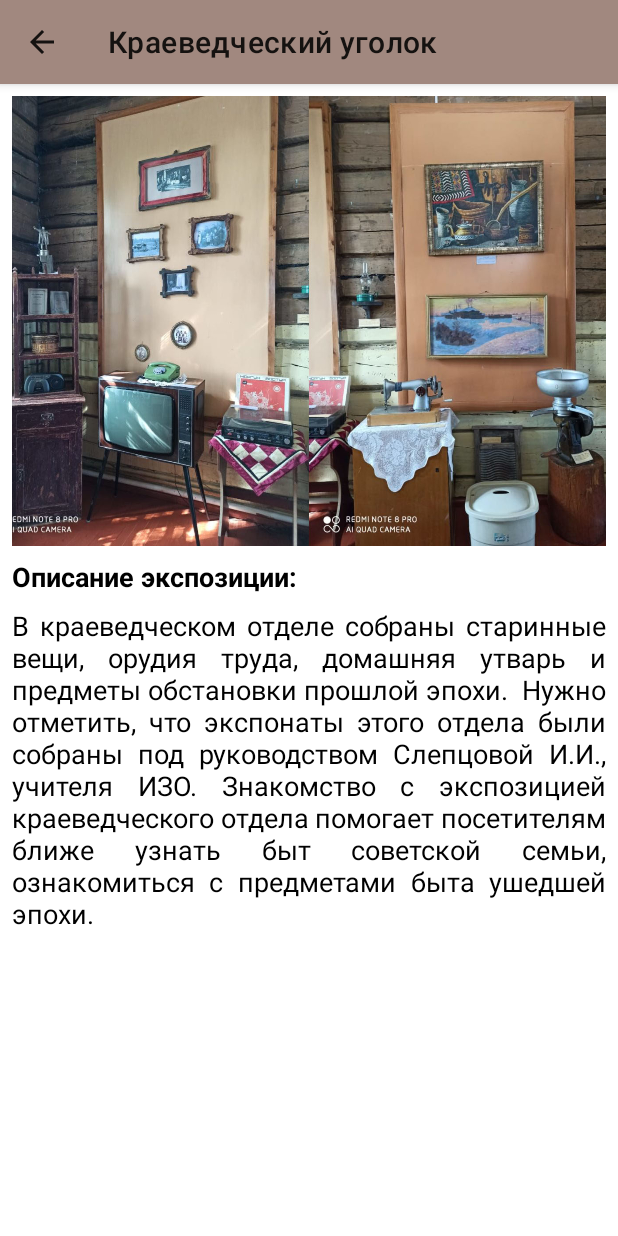
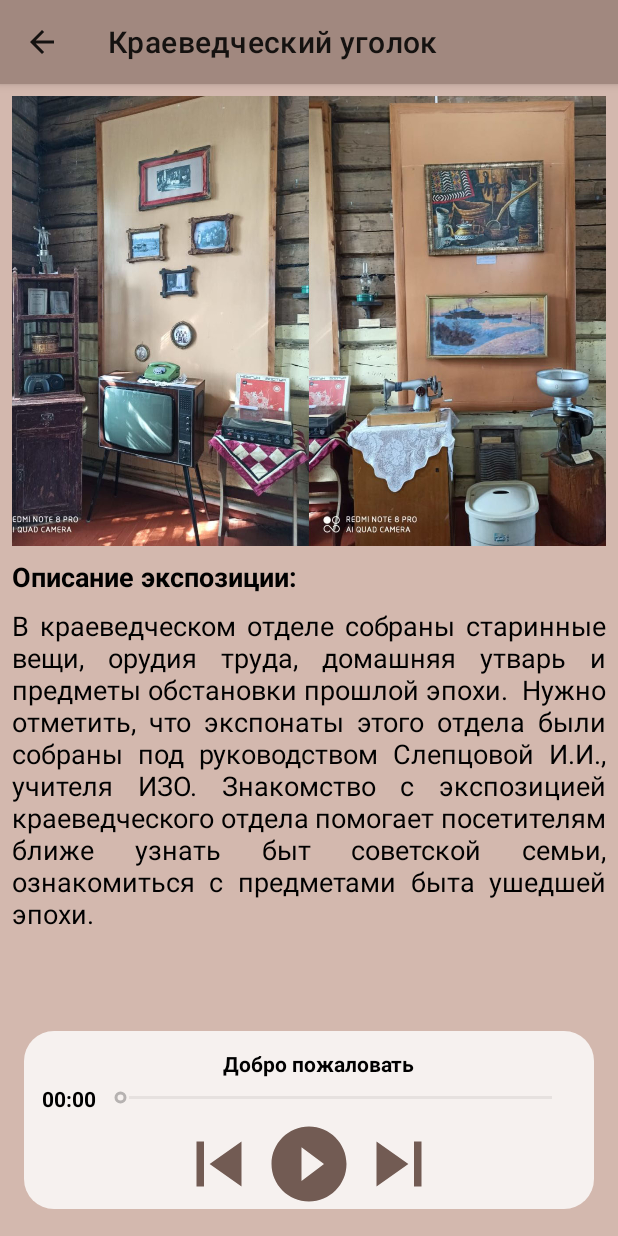
Before and after one commit to brearey/AudioGuide, an Android app: the ExpositionActivity screen opened directly, with no data from a screen before it, on a phone screen of 412 x 824 dp. Run offline under Robolectric (Android 15) with nearby library versions, the phone set to English and light mode, and no system bars.

Commit message:
# player for ExpositionActivity.kt # seekbar disabled # player layout transparent 80% (#CC) # player added in activity_exposition.xml

```diff
--- a/app/src/main/java/ru/oktemsec/audioguide/ExpositionActivity.kt
+++ b/app/src/main/java/ru/oktemsec/audioguide/ExpositionActivity.kt
@@ -1,12 +1,25 @@
 package ru.oktemsec.audioguide
 
-import android.media.MediaPlayer
 import androidx.appcompat.app.AppCompatActivity
 import android.os.Bundle
 import android.widget.ImageView
+import android.widget.SeekBar
 import android.widget.TextView
 
 class ExpositionActivity : AppCompatActivity() {
+
+    // Player widgets vars
+    private lateinit var seekBar: SeekBar
+    private lateinit var playerTitle: TextView
+    private lateinit var playerPosition: TextView
+    private lateinit var btPlay: ImageView
+    private lateinit var btPause: ImageView
+    private lateinit var btNext: ImageView
+    private lateinit var btPrev: ImageView
+
+    // Player object
+    lateinit var player: SingletonPlayer
+
     override fun onCreate(savedInstanceState: Bundle?) {
         super.onCreate(savedInstanceState)
         setContentView(R.layout.activity_exposition)
@@ -28,6 +41,55 @@ class ExpositionActivity : AppCompatActivity() {
         // Toolbar title and back button
         setTitle(expositionNameResource)
         supportActionBar?.setDisplayHomeAsUpEnabled(true)
+
+        // Init player widgets
+        seekBar = findViewById(R.id.seek_bar)
+        playerTitle = findViewById(R.id.player_title)
+        playerPosition = findViewById(R.id.player_position)
+        btPlay = findViewById(R.id.bt_play)
+        btPause = findViewById(R.id.bt_pause)
+        btNext = findViewById(R.id.bt_next)
+        btPrev = findViewById(R.id.bt_prev)
+
+        // Test singleton Player
+        player = SingletonPlayer(this, songsListIn = soundsList, playButton = btPlay, pauseButton = btPause, seekBar = seekBar, playerPosition = playerPosition, playerTitle = playerTitle)
+
+
+        btPlay.setOnClickListener {
+            player.play()
+        }
+
+        btPause.setOnClickListener {
+            player.pause()
+        }
+
+        btNext.setOnClickListener {
+            player.nextSong()
+        }
+
+        btPrev.setOnClickListener {
+            player.prevSong()
+        }
+        // Player end
+    }
+
+    override fun onPause() {
+        super.onPause()
+        player.pause()
+    }
+
+    override fun onResume() {
+        super.onResume()
+    }
+
+    override fun onStop() {
+        super.onStop()
+        player.pause()
+    }
+
+    override fun onDestroy() {
+        super.onDestroy()
+        player.destroy()
     }
 
     // Back button on toolbar
--- a/app/src/main/java/ru/oktemsec/audioguide/MainActivity.kt
+++ b/app/src/main/java/ru/oktemsec/audioguide/MainActivity.kt
@@ -68,9 +68,6 @@ class MainActivity : AppCompatActivity() {
         val button4: CardView = findViewById(R.id.zal_new_history_school)
         val button5: CardView = findViewById(R.id.zal_kraeved_ugolok)
 
-        // list of expositions
-        val expositionsList: List<Exposition> = Repository().expositionsList
-
         // Set listener all buttons and goto exposition activity with extras
         button0.setOnClickListener {
             val intent = Intent(this, ExpositionActivity::class.java)
--- a/app/src/main/java/ru/oktemsec/audioguide/SingletonPlayer.kt
+++ b/app/src/main/java/ru/oktemsec/audioguide/SingletonPlayer.kt
@@ -49,6 +49,7 @@ class SingletonPlayer(context: Context, songsListIn: List<Sound>, playButton: Im
             override fun onStartTrackingTouch(seekBar: SeekBar?) {    }
             override fun onStopTrackingTouch(seekBar: SeekBar?) {    }
         })
+        seekBar.isEnabled = false
 
         Log.d("brearey", "Init: instance: $instance")
     }
--- a/app/src/main/res/drawable/half_transparent.xml
+++ b/app/src/main/res/drawable/half_transparent.xml
@@ -3,7 +3,7 @@
     android:color="@color/primaryLightColor">
     <item android:id="@android:id/background">
         <shape android:shape="rectangle">
-            <solid android:color="#80FFFFFF"/>
+            <solid android:color="#CCFFFFFF"/>
             <corners android:radius="20dp"/>
         </shape>
     </item>
--- a/app/src/main/res/layout/activity_exposition.xml
+++ b/app/src/main/res/layout/activity_exposition.xml
@@ -5,6 +5,7 @@
     android:layout_width="match_parent"
     android:layout_height="match_parent"
     android:padding="8dp"
+    android:background="@color/primaryLightColor"
     tools:context=".ExpositionActivity">
 
     <ScrollView
@@ -40,8 +41,23 @@
                 android:textColor="@color/primaryTextColor"
                 android:layout_width="match_parent"
                 android:layout_height="wrap_content"/>
+            <!-- Space for scroll -->
+            <Space
+                android:layout_width="match_parent"
+                android:layout_height="140dp"/>
         </LinearLayout>
     </ScrollView>
 
+    <include
+        layout="@layout/player"
+        android:layout_width="match_parent"
+        android:layout_height="wrap_content"
+        android:layout_marginBottom="10dp"
+        android:layout_marginStart="8dp"
+        android:layout_marginEnd="8dp"
+        app:layout_constraintBottom_toBottomOf="parent"
+        app:layout_constraintEnd_toEndOf="parent"
+        app:layout_constraintStart_toStartOf="parent" />
+
 
 </androidx.constraintlayout.widget.ConstraintLayout>
--- a/app/src/main/res/layout/player.xml
+++ b/app/src/main/res/layout/player.xml
@@ -9,7 +9,9 @@
     <LinearLayout
         android:orientation="vertical"
         android:layout_width="match_parent"
-        android:layout_height="wrap_content">
+        android:layout_height="wrap_content"
+        android:paddingStart="8dp"
+        android:paddingEnd="8dp">
         <TextView
             android:layout_width="match_parent"
             android:layout_height="wrap_content"
@@ -17,14 +19,14 @@
             android:layout_marginTop="12dp"
             android:layout_marginStart="12dp"
             android:gravity="center"
-            android:text="@string/welcome"
+            android:text="@string/player_title"
             android:textStyle="bold"
             android:textColor="@color/primaryTextColor"/>
         <LinearLayout
             android:layout_width="match_parent"
             android:layout_height="wrap_content"
             android:orientation="horizontal"
-            android:padding="12dp">
+            android:padding="4dp">
             <TextView
                 android:layout_width="wrap_content"
                 android:layout_height="wrap_content"
@@ -33,18 +35,17 @@
                 android:textStyle="bold"
                 android:textColor="@color/primaryTextColor"/>
             <SeekBar
+                android:id="@+id/seek_bar"
                 android:layout_width="0dp"
                 android:layout_height="wrap_content"
-                android:layout_weight="1"
-                android:id="@+id/seek_bar"/>
+                android:layout_weight="1" />
         </LinearLayout>
         <LinearLayout
             android:layout_width="match_parent"
             android:layout_height="wrap_content"
             android:gravity="center"
             android:orientation="horizontal"
-            android:layout_gravity="center"
-            android:layout_marginTop="8dp">
+            android:layout_gravity="center">
 
             <ImageView
                 android:layout_width="60dp"
--- a/app/src/main/res/values/strings.xml
+++ b/app/src/main/res/values/strings.xml
@@ -12,6 +12,6 @@
     <string name="exposition_desc">описание экспозиции в разработке</string>
 
     <string name="zal_okt_seven_years">Октемская семилетняя школа</string>
-    <string name="welcome">Добро пожаловать</string>
+    <string name="player_title">Заголовок</string>
     <string name="map">map</string>
 </resources>
```
